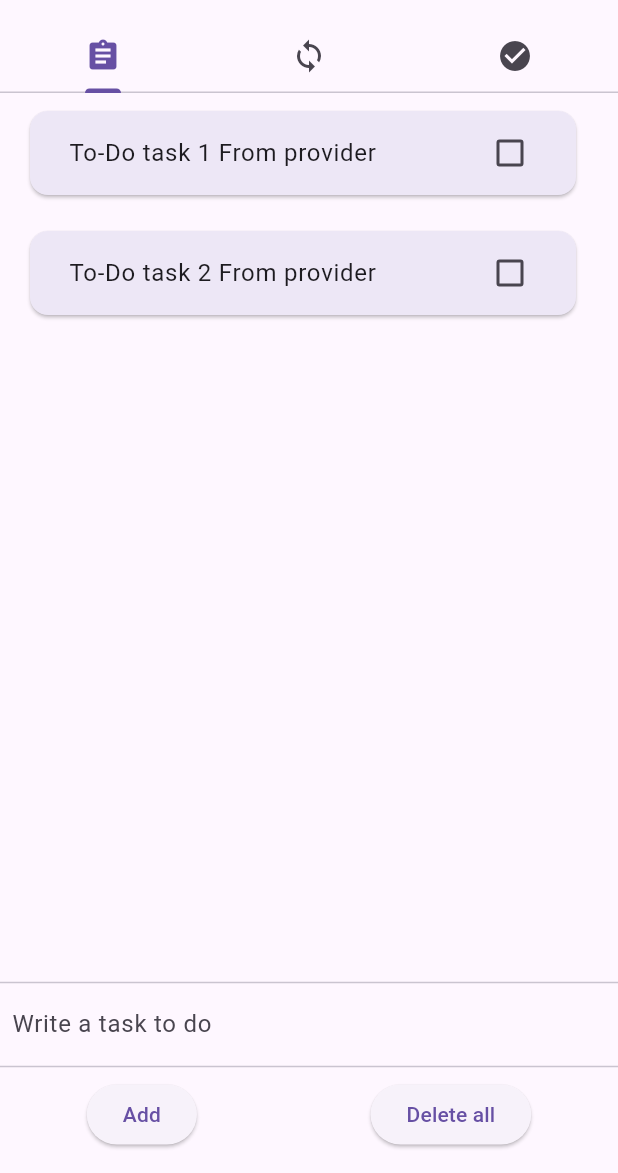
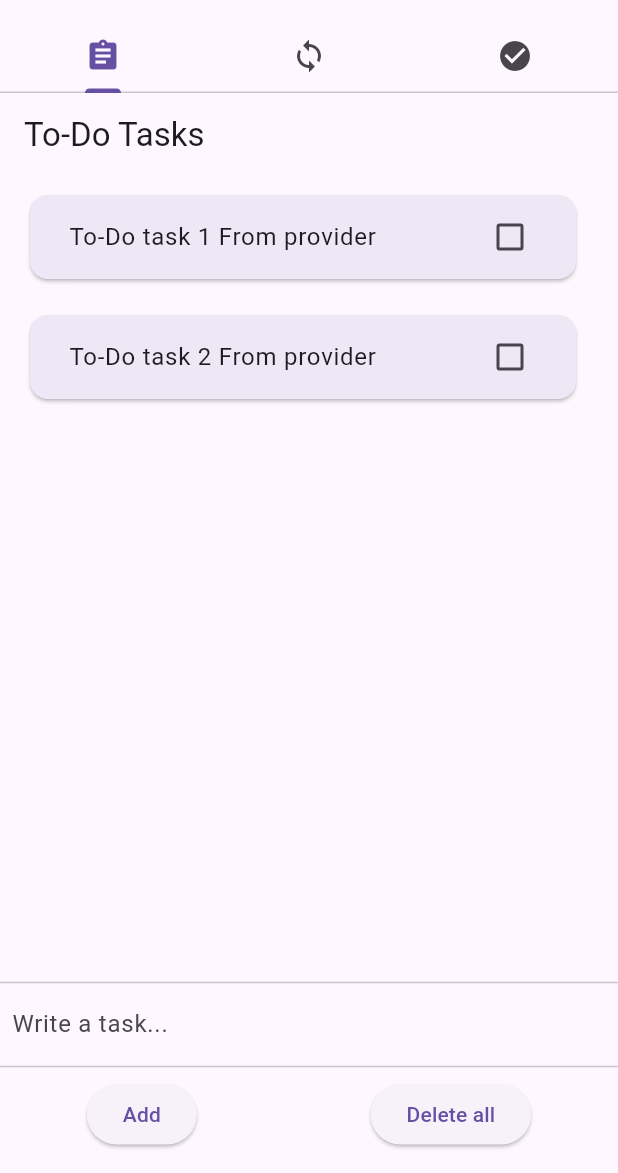
Before and after one commit to KamilTaras/another_todo_list, a Flutter app: the screen it shows after launch, on a phone screen of 412 x 824 dp, the part 63-1236 px from its top. Run offline on Flutter 3.47's test engine with Material 3 defaults, Android fonts, the phone set to English and light mode, and no system bars.

Commit message:
after big-generic refactoring, it is alive

```diff
--- /dev/null
+++ b/lib/Pages/genericTaskPage.dart
@@ -0,0 +1,215 @@
+import 'package:flutter/material.dart';
+import 'package:provider/provider.dart';
+
+import '../taskModel.dart';
+import 'inProgressPage.dart';
+
+class GenericTaskPage extends StatelessWidget {
+  final String pageTitle;
+  final List<String> taskList;
+  final Function(String) addTaskCallback;
+  final Function clearTasksCallback;
+  final Function(String) onTaskDismissed;
+
+  const GenericTaskPage({
+    Key? key,
+    required this.pageTitle,
+    required this.taskList,
+    required this.addTaskCallback,
+    required this.clearTasksCallback,
+    required this.onTaskDismissed,
+  }) : super(key: key);
+
+  @override
+  Widget build(BuildContext context) {
+    final model = Provider.of<TasksModel>(context, listen: false);
+
+    return Scaffold(
+      appBar: AppBar(title: Text(pageTitle)),
+      body: Column(
+        children: [
+          Expanded(
+            child: TasksList(
+              tasks: taskList,
+              onDismissed: onTaskDismissed,
+            ),
+          ),
+          Divider(),
+          TextInputField(
+            hintText: 'Write a task...',
+            controller: model.taskController,
+            onSubmit: (value) => addTaskCallback(value),
+          ),
+          Divider(),
+          ActionButtons(
+            onAddPressed: () => addTaskCallback(model.taskController.text),
+              onDeleteAllPressed: () => DialogHelper.showDeleteConfirmationDialog(
+                context,
+                model,
+                    () {
+                  clearTasksCallback();
+                  Navigator.of(context).pop();
+                },
+              ),
+          ),
+        ],
+      ),
+    );
+  }
+}
+
+class DialogHelper {
+  static void showDeleteConfirmationDialog(
+      BuildContext context, TasksModel model, VoidCallback onConfirm) {
+    showDialog<void>(
+      context: context,
+      builder: (BuildContext context) {
+        return ConfirmationDialog(
+          title: 'Do you want to delete all tasks?',
+          content: 'Are you sure that you want to delete all of the tasks?',
+          onConfirm: onConfirm,
+          onCancel: () => Navigator.of(context).pop(),
+        );
+      },
+    );
+  }
+}
+
+class TasksList extends StatelessWidget {
+  final List<String> tasks;
+  final Function(String) onDismissed;
+  final bool isChecked;
+
+  const TasksList({
+    Key? key,
+    required this.tasks,
+    required this.onDismissed,
+    this.isChecked = false,
+  }) : super(key: key);
+
+  @override
+  Widget build(BuildContext context) {
+    return ListView.builder(
+      itemCount: tasks.length,
+      itemBuilder: (context, index) {
+        return Dismissible(
+          key: UniqueKey(),
+          onDismissed: (_) => onDismissed(tasks[index]),
+          child: ListTile(
+            title: Card(
+              color: Colors.deepPurple.shade50,
+              child: Padding(
+                padding: const EdgeInsets.only(left: 10.0),
+                child: CheckboxListTile(
+                  title: Text(
+                    tasks[index],
+                    style: TextStyle(
+                      decoration: isChecked
+                          ? TextDecoration.lineThrough
+                          : TextDecoration.none,
+                    ),
+                  ),
+                  value: isChecked,
+                  onChanged: (bool? value) {
+                    // Your toggle logic here
+                  },
+                ),
+              ),
+            ),
+          ),
+        );
+      },
+    );
+  }
+}
+
+class TextInputField extends StatelessWidget {
+  final String hintText;
+  final TextEditingController controller;
+  final Function(String) onSubmit;
+
+  const TextInputField({
+    Key? key,
+    required this.hintText,
+    required this.controller,
+    required this.onSubmit,
+  }) : super(key: key);
+
+  @override
+  Widget build(BuildContext context) {
+    return Padding(
+      padding: const EdgeInsets.all(8.0),
+      child: TextField(
+        decoration: InputDecoration.collapsed(hintText: hintText),
+        controller: controller,
+        onSubmitted: onSubmit,
+      ),
+    );
+  }
+}
+
+class ActionButtons extends StatelessWidget {
+  final VoidCallback onAddPressed;
+  final VoidCallback onDeleteAllPressed;
+
+  const ActionButtons({
+    Key? key,
+    required this.onAddPressed,
+    required this.onDeleteAllPressed,
+  }) : super(key: key);
+
+  @override
+  Widget build(BuildContext context) {
+    return Padding(
+      padding: const EdgeInsets.only(bottom: 15.0),
+      child: Row(
+        mainAxisAlignment: MainAxisAlignment.spaceAround,
+        children: [
+          ElevatedButton(
+            onPressed: onAddPressed,
+            child: Text("Add"),
+          ),
+          ElevatedButton(
+            onPressed: onDeleteAllPressed,
+            child: Text("Delete all"),
+          ),
+        ],
+      ),
+    );
+  }
+}
+
+
+class ConfirmationDialog extends StatelessWidget {
+  final String title;
+  final String content;
+  final VoidCallback onConfirm;
+  final VoidCallback onCancel;
+
+  const ConfirmationDialog({
+    Key? key,
+    required this.title,
+    required this.content,
+    required this.onConfirm,
+    required this.onCancel,
+  }) : super(key: key);
+
+  @override
+  Widget build(BuildContext context) {
+    return AlertDialog(
+      title: Text(title),
+      content: Text(content),
+      actions: <Widget>[
+        TextButton(
+          child: const Text('No', style: TextStyle(color: Colors.black54)),
+          onPressed: onCancel,
+        ),
+        TextButton(
+          style: TextButton.styleFrom(backgroundColor: Colors.red.shade200),
+          child: const Text('Yes', style: TextStyle(color: Colors.black54)),
+          onPressed: onConfirm,
+        ),
+      ],
+    );
+  }
+}
--- a/lib/Pages/homePage.dart
+++ b/lib/Pages/homePage.dart
@@ -1,5 +1,8 @@
 import 'package:flutter/material.dart';
+import 'package:provider/provider.dart';
+import '../taskModel.dart';
 import 'donePage.dart';
+import 'genericTaskPage.dart';
 import 'inProgressPage.dart';
 import 'toDoPage.dart';
 
@@ -7,14 +10,59 @@ import 'toDoPage.dart';
 class HomePage extends StatefulWidget {
   const HomePage({super.key});
 
+
   @override
   State<HomePage> createState() => HomePageState();
 }
 
 class HomePageState extends State<HomePage> {
 
+
   @override
   Widget build(BuildContext context) {
+    final model = Provider.of<TasksModel>(context, listen: false);
+
+    var todoTasksPage = GenericTaskPage(
+      pageTitle: 'To-Do Tasks',
+      taskList: model.toDoList,
+      addTaskCallback: (String _) {
+        model.addTaskToTodo();
+      },
+      clearTasksCallback: () {
+        model.clearTodoTasks();
+      },
+      onTaskDismissed: (String task) {
+        model.moveTodoTaskToInProgress(task);
+      },
+    );
+
+    var inProgressPage = GenericTaskPage(
+      pageTitle: 'To-Do Tasks',
+      taskList: model.inProgressList,
+      addTaskCallback: (String _) {
+        model.addTaskToInProgress();
+      },
+      clearTasksCallback: () {
+        model.clearInProgressTasks();
+      },
+      onTaskDismissed: (String task) {
+        model.moveInProgressTaskToTodo(task);
+      },
+    );
+
+    var donePage = GenericTaskPage(
+      pageTitle: 'To-Do Tasks',
+      taskList: model.inProgressList,
+      addTaskCallback: (String _) {
+        model.addTaskToInProgress();
+      },
+      clearTasksCallback: () {
+        model.clearInProgressTasks();
+      },
+      onTaskDismissed: (String task) {
+        model.moveInProgressTaskToTodo(task);
+      },
+    );
     return DefaultTabController(
       initialIndex: 0,
       length: 3,
@@ -37,9 +85,9 @@ class HomePageState extends State<HomePage> {
         ),
         body:  TabBarView(
           children: <Widget>[
-            ToDoTasksPage(),
-            InProgressTasksPage(),
-            DoneTasksPage()
+            todoTasksPage,
+            inProgressPage,
+            donePage
           ],
         ),
       ),
--- a/lib/Pages/toDoPage.dart
+++ b/lib/Pages/toDoPage.dart
@@ -3,15 +3,8 @@ import 'package:provider/provider.dart';
 
 import '../taskModel.dart';
 
-class ToDoTasksPage extends StatefulWidget {
+class ToDoTasksPage extends StatelessWidget {
   const ToDoTasksPage({super.key});
-
-  @override
-  State<ToDoTasksPage> createState() => _ToDoTasksPageState();
-}
-
-class _ToDoTasksPageState extends State<ToDoTasksPage>
-    with AutomaticKeepAliveClientMixin {
 
   @override
   bool get wantKeepAlive => true;
@@ -39,8 +32,7 @@ class _ToDoTasksPageState extends State<ToDoTasksPage>
         itemBuilder: (context, index) => Dismissible(
           key: UniqueKey(),
           onDismissed: (dismissDirection) {
-            // Update this to use transfer method from model
-            model.transfer_from_toDoList_to_inProgress(model.toDoList[index]);
+            model.moveTodoTaskToInProgress(model.toDoList[index]);
             ScaffoldMessenger.of(context).showSnackBar(
               SnackBar(content: Text('Task moved to in progress')),
             );
@@ -67,7 +59,7 @@ class _ToDoTasksPageState extends State<ToDoTasksPage>
         decoration: InputDecoration.collapsed(hintText: 'Write a task to do'),
         controller: model.taskController,
         onSubmitted: (String value) {
-          model.addTaskTo_todoList();
+          model.addTaskToTodo();
         },
       ),
     );
@@ -81,7 +73,7 @@ class _ToDoTasksPageState extends State<ToDoTasksPage>
         mainAxisAlignment: MainAxisAlignment.spaceAround,
         children: [
           ElevatedButton(
-            onPressed: model.addTaskTo_todoList,
+            onPressed: model.addTaskToTodo,
             child: Text("Add"),
           ),
           ElevatedButton(
@@ -133,7 +125,7 @@ class _ToDoTasksPageState extends State<ToDoTasksPage>
               style: TextButton.styleFrom(backgroundColor: Colors.red.shade200),
               child: const Text('Yes', style: TextStyle(color: Colors.black54)),
               onPressed: () {
-                model.clearTasks(); // Clear tasks using model
+                model.clearTodoTasks(); // Clear tasks using model
                 Navigator.of(context).pop();
               },
             ),
```
Also changed, not shown: lib/Pages/inProgressPage.dart (+148 -15 lines), lib/Pages/templatePage.dart (deleted, +0 -171 lines), lib/taskModel.dart (+19 -11 lines).
